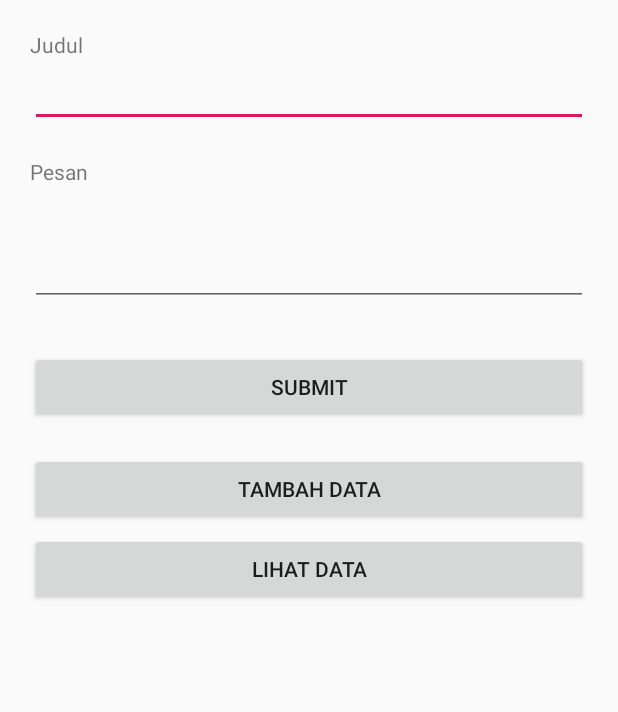
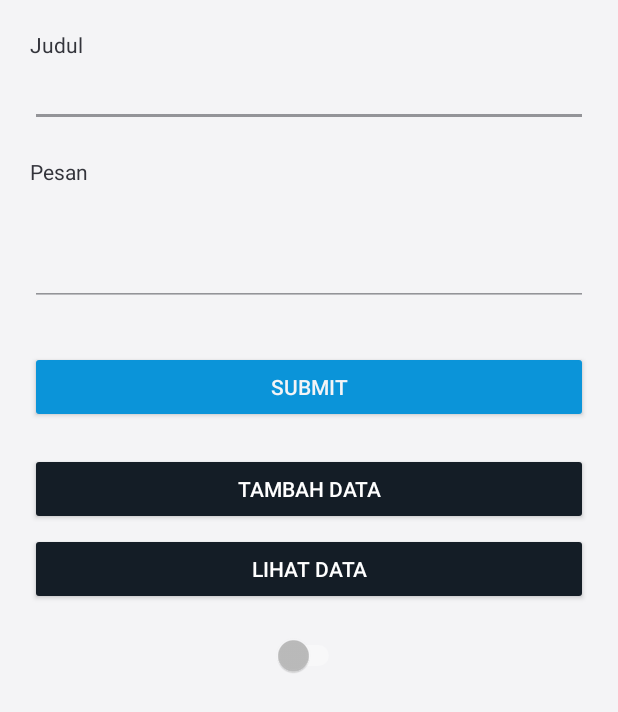
Before and after one commit to fardhanardhi/AInventory, an Android app: the layout activity_main.xml on its own in the app's theme, with its tools: preview values and no code run, on a phone screen of 412 x 824 dp. Shown: the top 712 px of the screen. Run offline under Robolectric (Android 15) with nearby library versions, the phone set to English and light mode, and no system bars; network calls fail.

Commit message:
fix dark mode

```diff
--- a/app/src/main/AndroidManifest.xml
+++ b/app/src/main/AndroidManifest.xml
@@ -11,7 +11,7 @@
         android:label="@string/app_name"
         android:roundIcon="@mipmap/ic_launcher_round"
         android:supportsRtl="true"
-        android:theme="@style/AppTheme">
+        android:theme="@style/FeedActivityThemeLight">
 
         <activity android:name=".SplashActivity">
             <intent-filter>
--- a/app/src/main/java/com/adanadhe/ainventory/SplashActivity.java
+++ b/app/src/main/java/com/adanadhe/ainventory/SplashActivity.java
@@ -26,6 +26,6 @@ public class SplashActivity extends AppCompatActivity {
                 startActivity(new Intent(SplashActivity.this,MainActivity.class));
                 finish();
             }
-        },5000);
+        },1000);
     }
 }
--- a/app/src/main/res/layout/activity_main.xml
+++ b/app/src/main/res/layout/activity_main.xml
@@ -6,50 +6,69 @@
     android:layout_height="match_parent"
     tools:context=".MainActivity"
     android:orientation="vertical"
-    android:padding="20dp">
+    android:padding="20dp"
+    android:background="?android:windowBackground">
 
     <TextView
         android:id="@+id/judul"
         android:layout_width="wrap_content"
         android:layout_height="wrap_content"
-        android:text="Judul" />
+        android:text="Judul"
+        android:textColor="?attr/primaryTextColor"
+        />
 
     <EditText
         android:id="@+id/judulnya"
         android:layout_width="match_parent"
-        android:layout_height="wrap_content" />
+        android:layout_height="wrap_content"
+        android:textColor="?attr/primaryTextColor"
+        android:backgroundTint="?attr/accentColor"/>
 
     <TextView
         android:id="@+id/pesan"
         android:layout_width="wrap_content"
         android:layout_height="wrap_content"
         android:layout_marginTop="20dp"
-        android:text="Pesan" />
+        android:text="Pesan"
+        android:textColor="?attr/primaryTextColor"/>
 
     <EditText
         android:id="@+id/pesannya"
         android:layout_width="match_parent"
-        android:layout_height="80dp" />
+        android:layout_height="80dp"
+        android:textColor="?attr/primaryTextColor"
+        android:backgroundTint="?attr/accentColor"/>
 
     <Button
         android:id="@+id/submit"
         android:layout_width="match_parent"
         android:layout_height="wrap_content"
         android:layout_marginTop="30dp"
-        android:text="SUBMIT" />
+        android:text="SUBMIT"
+        android:backgroundTint="?attr/primaryColor"
+        android:textColor="?attr/invertTextColor"/>
 
     <Button
         android:layout_marginTop="20dp"
         android:id="@+id/bt_createdata"
         android:layout_width="match_parent"
         android:layout_height="wrap_content"
-        android:text="Tambah Data" />
+        android:text="Tambah Data"
+        android:backgroundTint="?attr/secondaryColor"/>
 
     <Button
         android:layout_marginTop="5dp"
         android:id="@+id/bt_viewdata"
         android:layout_width="match_parent"
         android:layout_height="wrap_content"
-        android:text="Lihat Data" />
+        android:text="Lihat Data"
+        android:backgroundTint="?attr/secondaryColor"/>
+
+    <Switch
+        android:id="@+id/switchCompat"
+        android:layout_width="wrap_content"
+        android:layout_height="wrap_content"
+        android:layout_gravity="center"
+        android:layout_marginTop="20dp"/>
 
 </LinearLayout>
--- a/app/src/main/res/layout/activity_splash.xml
+++ b/app/src/main/res/layout/activity_splash.xml
@@ -5,7 +5,7 @@
     android:layout_width="match_parent"
     android:layout_height="match_parent"
     tools:context=".SplashActivity"
-    android:background="@color/colorBlack">
+    android:background="?android:windowBackground">
 
     <androidx.constraintlayout.widget.Guideline
         android:id="@+id/guideline"
@@ -17,7 +17,7 @@
     <ImageView
         android:layout_width="100dp"
         android:layout_height="100dp"
-        android:tint="@color/colorBlue"
+        android:tint="@color/primary"
         app:layout_constraintStart_toStartOf="parent"
         app:layout_constraintEnd_toEndOf="parent"
         app:layout_constraintBottom_toTopOf="@id/guideline"
@@ -28,7 +28,7 @@
     <ImageView
         android:layout_width="300dp"
         android:layout_height="50dp"
-        android:tint="@color/colorBlue"
+        android:tint="@color/primary"
         app:layout_constraintStart_toStartOf="parent"
         app:layout_constraintEnd_toEndOf="parent"
         app:layout_constraintTop_toBottomOf="@id/guideline"
--- a/app/src/main/res/values/attrs.xml
+++ b/app/src/main/res/values/attrs.xml
@@ -1,9 +1,13 @@
 <resources>
     <declare-styleable name="CTAppTheme">
+        <attr name="primaryColor" format="color" />
+        <attr name="secondaryColor" format="color" />
         <attr name="primaryTextColor" format="color" />
         <attr name="secondaryTextColor" format="color" />
+        <attr name="invertTextColor" format="color" />
         <attr name="dividerColor" format="color" />
         <attr name="backgroundCardColor" format="color" />
         <attr name="iconPlaceholder" format="integer" />
+        <attr name="accentColor" format="color" />
     </declare-styleable>
 </resources>
--- a/app/src/main/res/values/colors.xml
+++ b/app/src/main/res/values/colors.xml
@@ -3,6 +3,9 @@
     <color name="colorPrimary">#008577</color>
     <color name="colorPrimaryDark">#00574B</color>
     <color name="colorAccent">#D81B60</color>
-    <color name="colorBlue">#079BEF</color>
-    <color name="colorBlack">#000000</color>
+
+    <color name="primary">#0B94D9</color>
+    <color name="primaryDark">#141d26</color>
+    <color name="black">#000000</color>
+    <color name="white">#F4F4F6</color>
 </resources>
--- a/app/src/main/res/values/styles.xml
+++ b/app/src/main/res/values/styles.xml
@@ -14,29 +14,31 @@
 
     <!-- Light base activity theme -->
     <style name="ActivityTheme.Primary.Base.Light" parent="Theme.AppCompat.NoActionBar">
-        <item name="primaryTextColor">#F4F4F6</item>
-        <item name="secondaryTextColor">#96F4F4F6</item>
-        <item name="backgroundCardColor">#FFFF</item>
-        <item name="dividerColor">#F2F2F3</item>
-        <!--        <item name="iconPlaceholder">@drawable/i_light_plholder</item>-->
+        <item name="primaryColor">@color/primary</item>
+        <item name="secondaryColor">@color/primaryDark</item>
+        <item name="primaryTextColor">#33343B</item>
+        <item name="secondaryTextColor">#8033343B</item>
+        <item name="invertTextColor">@color/white</item>
+        <item name="accentColor">#8033343B</item>
     </style>
 
     <!-- Dark base activity theme -->
     <style name="ActivityTheme.Primary.Base.Dark" parent="Theme.AppCompat.NoActionBar">
-        <item name="primaryTextColor">#33343B</item>
-        <item name="secondaryTextColor">#8033343B</item>
-        <item name="backgroundCardColor">#28292e</item>
-        <item name="dividerColor">#F2F2F3</item>
-        <!--        <item name="iconPlaceholder">@drawable/i_dark_pholder</item>-->
+        <item name="primaryColor">@color/white</item>
+        <item name="secondaryColor">@color/primary</item>
+        <item name="primaryTextColor">#F4F4F6</item>
+        <item name="secondaryTextColor">#96F4F4F6</item>
+        <item name="invertTextColor">#33343B</item>
+        <item name="accentColor">@color/primary</item>
     </style>
 
     <!-- Specific Feed activity theme -->
     <style name="FeedActivityThemeLight" parent="ActivityTheme.Primary.Base.Light">
-        <item name="android:windowBackground">#F4F4F6</item>
+        <item name="android:windowBackground">@color/white</item>
     </style>
 
     <style name="FeedActivityThemeDark" parent="ActivityTheme.Primary.Base.Dark">
-        <item name="android:windowBackground">#33343B</item>
+        <item name="android:windowBackground">@color/primaryDark</item>
     </style>
 
 </resources>
```
Also changed, not shown: app/src/main/java/com/adanadhe/ainventory/MainActivity.java (+47 -5 lines).
